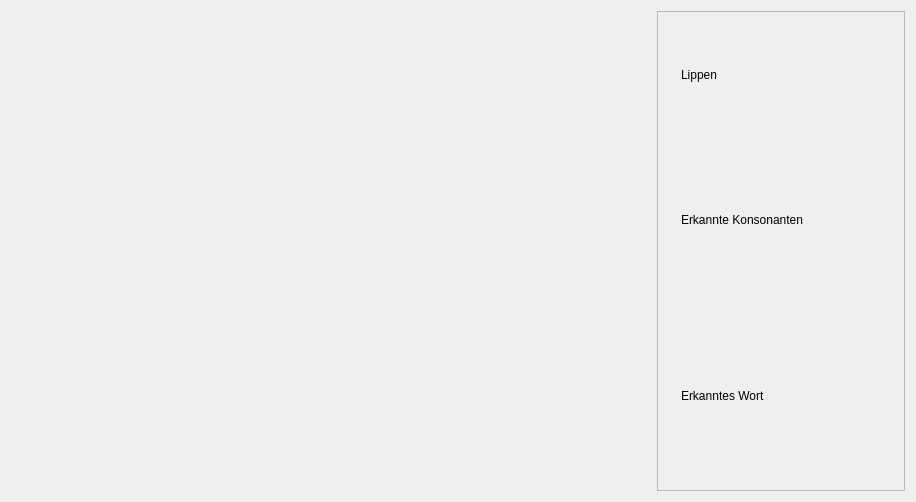
The window that src/rqt_liprec/liprec.ui (Mosa-/LipRec) describes before a commit, drawn with Qt 5.
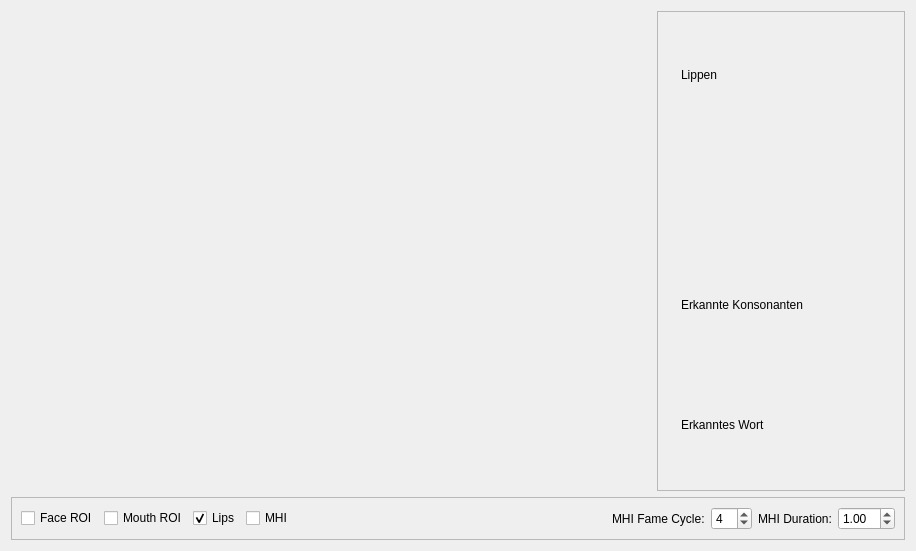
The same window after the commit.

Commit message: +MHI works, +some gui options

```diff
--- a/src/rqt_liprec/liprec.ui
+++ b/src/rqt_liprec/liprec.ui
@@ -7,13 +7,13 @@
     <x>0</x>
     <y>0</y>
     <width>916</width>
-    <height>498</height>
+    <height>547</height>
    </rect>
   </property>
   <property name="windowTitle">
    <string>Form</string>
   </property>
-  <layout class="QGridLayout" name="gridLayout_2">
+  <layout class="QGridLayout" name="gridLayout_3">
    <item row="0" column="0">
     <widget class="QLabel" name="lbl_cam">
      <property name="minimumSize">
@@ -61,17 +61,141 @@
         </property>
        </widget>
       </item>
-      <item row="1" column="0">
+      <item row="2" column="0">
        <widget class="QLabel" name="lbl_rec_phonem">
         <property name="text">
          <string>&lt;html&gt;&lt;head/&gt;&lt;body&gt;&lt;p&gt;Erkannte Konsonanten&lt;/p&gt;&lt;/body&gt;&lt;/html&gt;</string>
         </property>
        </widget>
       </item>
-      <item row="2" column="0">
+      <item row="3" column="0">
        <widget class="QLabel" name="lbl_rec_word">
         <property name="text">
          <string>Erkanntes Wort</string>
+        </property>
+       </widget>
+      </item>
+      <item row="1" column="0">
+       <widget class="QLabel" name="lbl_MHI">
+        <property name="sizePolicy">
+         <sizepolicy hsizetype="Maximum" vsizetype="Maximum">
+          <horstretch>0</horstretch>
+          <verstretch>0</verstretch>
+         </sizepolicy>
+        </property>
+        <property name="minimumSize">
+         <size>
+          <width>200</width>
+          <height>108</height>
+         </size>
+        </property>
+        <property name="maximumSize">
+         <size>
+          <width>200</width>
+          <height>108</height>
+         </size>
+        </property>
+        <property name="text">
+         <string/>
+        </property>
+       </widget>
+      </item>
+     </layout>
+    </widget>
+   </item>
+   <item row="1" column="0" colspan="2">
+    <widget class="QFrame" name="frame_2">
+     <property name="frameShape">
+      <enum>QFrame::StyledPanel</enum>
+     </property>
+     <property name="frameShadow">
+      <enum>QFrame::Raised</enum>
+     </property>
+     <layout class="QGridLayout" name="gridLayout_2">
+      <item row="0" column="0">
+       <widget class="QCheckBox" name="cbFaceROI">
+        <property name="text">
+         <string>Face ROI</string>
+        </property>
+        <property name="checked">
+         <bool>false</bool>
+        </property>
+       </widget>
+      </item>
+      <item row="0" column="8">
+       <widget class="QDoubleSpinBox" name="dsbMHIDuration">
+        <property name="value">
+         <double>1.000000000000000</double>
+        </property>
+       </widget>
+      </item>
+      <item row="0" column="4">
+       <spacer name="horizontalSpacer">
+        <property name="orientation">
+         <enum>Qt::Horizontal</enum>
+        </property>
+        <property name="sizeHint" stdset="0">
+         <size>
+          <width>195</width>
+          <height>20</height>
+         </size>
+        </property>
+       </spacer>
+      </item>
+      <item row="0" column="2">
+       <widget class="QCheckBox" name="cbLips">
+        <property name="enabled">
+         <bool>true</bool>
+        </property>
+        <property name="acceptDrops">
+         <bool>false</bool>
+        </property>
+        <property name="text">
+         <string>Lips</string>
+        </property>
+        <property name="checked">
+         <bool>true</bool>
+        </property>
+        <property name="autoRepeat">
+         <bool>false</bool>
+        </property>
+        <property name="tristate">
+         <bool>false</bool>
+        </property>
+       </widget>
+      </item>
+      <item row="0" column="3">
+       <widget class="QCheckBox" name="cbMHI">
+        <property name="text">
+         <string>MHI</string>
+        </property>
+       </widget>
+      </item>
+      <item row="0" column="6">
+       <widget class="QSpinBox" name="sbMHIFC">
+        <property name="value">
+         <number>4</number>
+        </property>
+       </widget>
+      </item>
+      <item row="0" column="5">
+       <widget class="QLabel" name="label">
+        <property name="text">
+         <string>MHI Fame Cycle:</string>
+        </property>
+       </widget>
+      </item>
+      <item row="0" column="1">
+       <widget class="QCheckBox" name="cbMouthROI">
+        <property name="text">
+         <string>Mouth ROI</string>
+        </property>
+       </widget>
+      </item>
+      <item row="0" column="7">
+       <widget class="QLabel" name="label_2">
+        <property name="text">
+         <string>MHI Duration:</string>
         </property>
        </widget>
       </item>
```
The commit also changes 3 other files.
